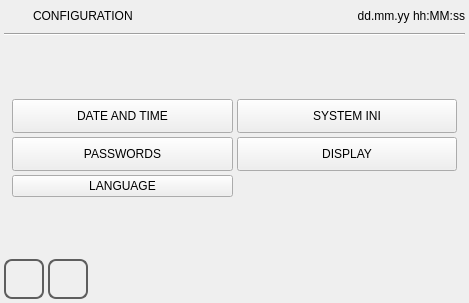
This is qt_library/ATCMsystem/options.ui in MECTsrl/mect_plugins as Qt 5 draws it before an edit. The edited form follows.
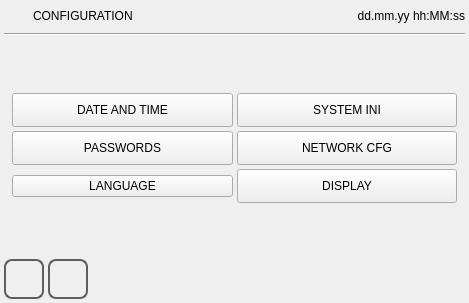
This is the edited form. Icons and pictures are not drawn.

```diff
--- a/qt_library/ATCMsystem/options.ui
+++ b/qt_library/ATCMsystem/options.ui
@@ -212,25 +212,6 @@
        </property>
       </widget>
      </item>
-     <item row="1" column="1">
-      <widget class="QPushButton" name="pushButtonDisplaySettings">
-       <property name="minimumSize">
-        <size>
-         <width>0</width>
-         <height>34</height>
-        </size>
-       </property>
-       <property name="maximumSize">
-        <size>
-         <width>16777215</width>
-         <height>34</height>
-        </size>
-       </property>
-       <property name="text">
-        <string>DISPLAY</string>
-       </property>
-      </widget>
-     </item>
      <item row="2" column="0">
       <widget class="QPushButton" name="pushButtonLanguage">
        <property name="focusPolicy">
@@ -241,6 +222,47 @@
        </property>
       </widget>
      </item>
+     <item row="2" column="1">
+      <widget class="QPushButton" name="pushButtonDisplaySettings">
+       <property name="minimumSize">
+        <size>
+         <width>0</width>
+         <height>34</height>
+        </size>
+       </property>
+       <property name="maximumSize">
+        <size>
+         <width>16777215</width>
+         <height>34</height>
+        </size>
+       </property>
+       <property name="text">
+        <string>DISPLAY</string>
+       </property>
+      </widget>
+     </item>
+     <item row="1" column="1">
+      <widget class="QPushButton" name="pushButtonNetworkCfg">
+       <property name="minimumSize">
+        <size>
+         <width>0</width>
+         <height>34</height>
+        </size>
+       </property>
+       <property name="maximumSize">
+        <size>
+         <width>16777215</width>
+         <height>34</height>
+        </size>
+       </property>
+       <property name="focusPolicy">
+        <enum>Qt::NoFocus</enum>
+       </property>
+       <property name="text">
+        <string>NETWORK CFG</string>
+       </property>
+      </widget>
+     </item>
     </layout>
    </item>
    <item>
```
